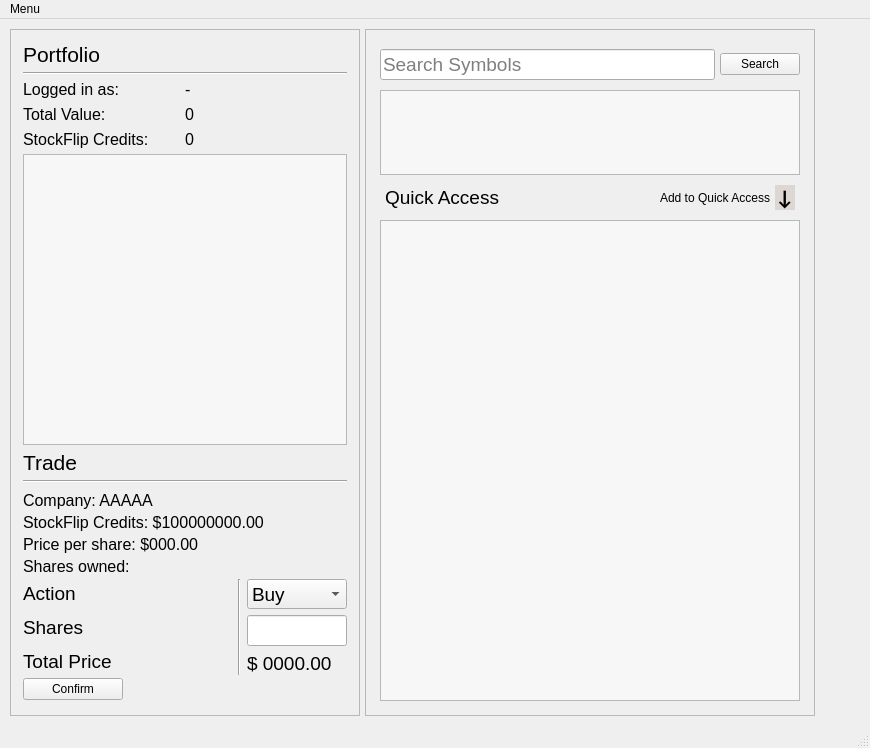
This is UI/main.ui in welshbrad/StockFlip as Qt 5 draws it before an edit. The edited form follows.
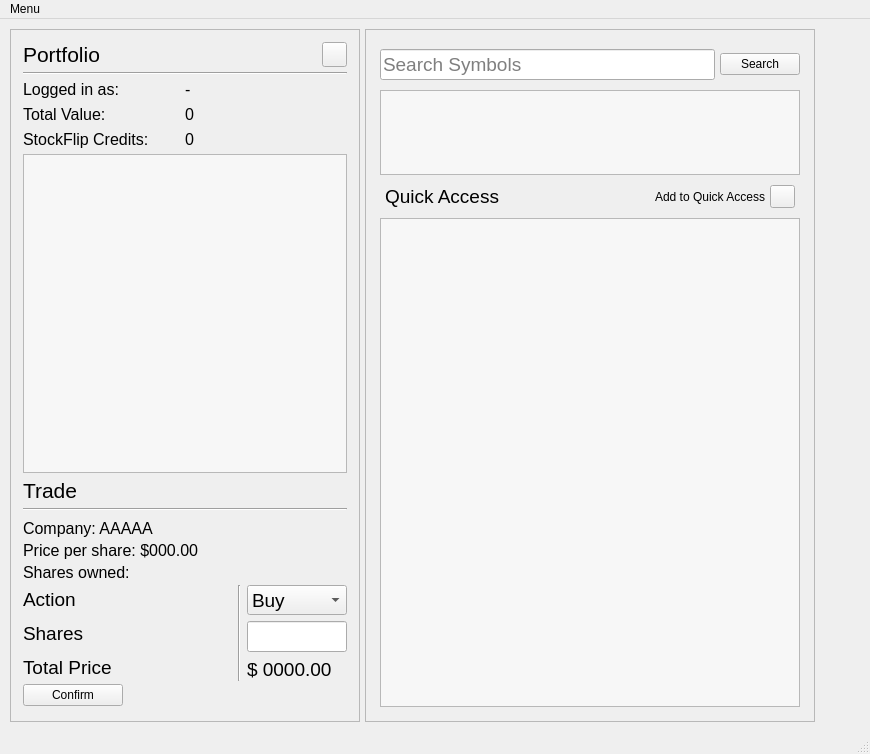
This is the edited form. Icons and pictures are not drawn.

Commit message: Added button icons, changed refresh system, disabled auto refresh_ui

What changed in the file:
```diff
--- a/UI/main.ui
+++ b/UI/main.ui
@@ -7,7 +7,7 @@
     <x>0</x>
     <y>0</y>
     <width>870</width>
-    <height>748</height>
+    <height>754</height>
    </rect>
   </property>
   <property name="sizePolicy">
@@ -85,334 +85,18 @@
     <property name="spacing">
      <number>5</number>
     </property>
-    <item row="0" column="1" rowspan="2">
-     <widget class="QFrame" name="frame">
-      <property name="sizePolicy">
-       <sizepolicy hsizetype="Expanding" vsizetype="Expanding">
-        <horstretch>0</horstretch>
-        <verstretch>0</verstretch>
-       </sizepolicy>
+    <item row="0" column="3">
+     <spacer name="horizontalSpacer">
+      <property name="orientation">
+       <enum>Qt::Horizontal</enum>
       </property>
-      <property name="minimumSize">
+      <property name="sizeHint" stdset="0">
        <size>
-        <width>450</width>
-        <height>0</height>
+        <width>40</width>
+        <height>20</height>
        </size>
       </property>
-      <property name="maximumSize">
-       <size>
-        <width>50</width>
-        <height>16777215</height>
-       </size>
-      </property>
-      <property name="frameShape">
-       <enum>QFrame::StyledPanel</enum>
-      </property>
-      <property name="frameShadow">
-       <enum>QFrame::Raised</enum>
-      </property>
-      <layout class="QVBoxLayout" name="verticalLayout">
-       <item>
-        <layout class="QVBoxLayout" name="verticalLayout_8">
-         <property name="spacing">
-          <number>5</number>
-         </property>
-         <property name="sizeConstraint">
-          <enum>QLayout::SetDefaultConstraint</enum>
-         </property>
-         <property name="leftMargin">
-          <number>5</number>
-         </property>
-         <property name="topMargin">
-          <number>5</number>
-         </property>
-         <property name="rightMargin">
-          <number>5</number>
-         </property>
-         <property name="bottomMargin">
-          <number>5</number>
-         </property>
-         <item>
-          <layout class="QGridLayout" name="gridLayout_9">
-           <property name="leftMargin">
-            <number>0</number>
-           </property>
-           <property name="topMargin">
-            <number>5</number>
-           </property>
-           <property name="rightMargin">
-            <number>0</number>
-           </property>
-           <property name="bottomMargin">
-            <number>5</number>
-           </property>
-           <property name="spacing">
-            <number>5</number>
-           </property>
-           <item row="0" column="0">
-            <widget class="QLineEdit" name="searchBar">
-             <property name="maximumSize">
-              <size>
-               <width>16777215</width>
-               <height>16777215</height>
-              </size>
-             </property>
-             <property name="font">
-              <font>
-               <pointsize>14</pointsize>
-              </font>
-             </property>
-             <property name="placeholderText">
-              <string>Search Symbols</string>
-             </property>
-            </widget>
-           </item>
-           <item row="0" column="1">
-            <widget class="QPushButton" name="searchButton">
-             <property name="maximumSize">
-              <size>
-               <width>16777215</width>
-               <height>16777215</height>
-              </size>
-             </property>
-             <property name="text">
-              <string>Search</string>
-             </property>
-            </widget>
-           </item>
-          </layout>
-         </item>
-         <item>
-          <widget class="QListWidget" name="searchList">
-           <property name="sizePolicy">
-            <sizepolicy hsizetype="Preferred" vsizetype="Maximum">
-             <horstretch>0</horstretch>
-             <verstretch>0</verstretch>
-            </sizepolicy>
-           </property>
-           <property name="minimumSize">
-            <size>
-             <width>0</width>
-             <height>85</height>
-            </size>
-           </property>
-           <property name="maximumSize">
-            <size>
-             <width>16777215</width>
-             <height>85</height>
-            </size>
-           </property>
-           <property name="palette">
-            <palette>
-             <active>
-              <colorrole role="Base">
-               <brush brushstyle="SolidPattern">
-                <color alpha="255">
-                 <red>247</red>
-                 <green>247</green>
-                 <blue>247</blue>
-                </color>
-               </brush>
-              </colorrole>
-             </active>
-             <inactive>
-              <colorrole role="Base">
-               <brush brushstyle="SolidPattern">
-                <color alpha="255">
-                 <red>247</red>
-                 <green>247</green>
-                 <blue>247</blue>
-                </color>
-               </brush>
-              </colorrole>
-             </inactive>
-             <disabled>
-              <colorrole role="Base">
-               <brush brushstyle="SolidPattern">
-                <color alpha="255">
-                 <red>240</red>
-                 <green>240</green>
-                 <blue>240</blue>
-                </color>
-               </brush>
-              </colorrole>
-             </disabled>
-            </palette>
-           </property>
-          </widget>
-         </item>
-         <item>
-          <layout class="QHBoxLayout" name="horizontalLayout_2">
-           <property name="spacing">
-            <number>5</number>
-           </property>
-           <property name="leftMargin">
-            <number>5</number>
-           </property>
-           <property name="topMargin">
-            <number>5</number>
-           </property>
-           <property name="rightMargin">
-            <number>5</number>
-           </property>
-           <property name="bottomMargin">
-            <number>5</number>
-           </property>
-           <item>
-            <widget class="QLabel" name="label">
-             <property name="font">
-              <font>
-               <pointsize>14</pointsize>
-              </font>
-             </property>
-             <property name="text">
-              <string>Quick Access</string>
-             </property>
-            </widget>
-           </item>
-           <item>
-            <widget class="QLabel" name="label_5">
-             <property name="text">
-              <string>Add to Quick Access</string>
-             </property>
-             <property name="alignment">
-              <set>Qt::AlignRight|Qt::AlignTrailing|Qt::AlignVCenter</set>
-             </property>
-            </widget>
-           </item>
-           <item>
-            <widget class="QLabel" name="sendToQuickAccessButton">
-             <property name="maximumSize">
-              <size>
-               <width>20</width>
-               <height>25</height>
-              </size>
-             </property>
-             <property name="font">
-              <font>
-               <family>Calibri</family>
-               <pointsize>16</pointsize>
-               <weight>75</weight>
-               <bold>true</bold>
-              </font>
-             </property>
-             <property name="cursor">
-              <cursorShape>PointingHandCursor</cursorShape>
-             </property>
-             <property name="styleSheet">
-              <string notr="true">background-color: rgb(221, 214, 210);
-alternate-background-color: rgb(201, 223, 225);
-selection-background-color: rgb(204, 216, 217);</string>
-             </property>
-             <property name="text">
-              <string>&lt;p&gt; &amp;darr; &lt;/p&gt;</string>
-             </property>
-             <property name="alignment">
-              <set>Qt::AlignCenter</set>
-             </property>
-            </widget>
-           </item>
-          </layout>
-         </item>
-         <item>
-          <widget class="QListWidget" name="quickAccessList">
-           <property name="sizePolicy">
-            <sizepolicy hsizetype="Expanding" vsizetype="Expanding">
-             <horstretch>0</horstretch>
-             <verstretch>0</verstretch>
-            </sizepolicy>
-           </property>
-           <property name="minimumSize">
-            <size>
-             <width>0</width>
-             <height>400</height>
-            </size>
-           </property>
-           <property name="maximumSize">
-            <size>
-             <width>16777215</width>
-             <height>16777215</height>
-            </size>
-           </property>
-           <property name="palette">
-            <palette>
-             <active>
-              <colorrole role="Base">
-               <brush brushstyle="SolidPattern">
-                <color alpha="255">
-                 <red>247</red>
-                 <green>247</green>
-                 <blue>247</blue>
-                </color>
-               </brush>
-              </colorrole>
-             </active>
-             <inactive>
-              <colorrole role="Base">
-               <brush brushstyle="SolidPattern">
-                <color alpha="255">
-                 <red>247</red>
-                 <green>247</green>
-                 <blue>247</blue>
-                </color>
-               </brush>
-              </colorrole>
-             </inactive>
-             <disabled>
-              <colorrole role="Base">
-               <brush brushstyle="SolidPattern">
-                <color alpha="255">
-                 <red>240</red>
-                 <green>240</green>
-                 <blue>240</blue>
-                </color>
-               </brush>
-              </colorrole>
-             </disabled>
-            </palette>
-           </property>
-           <property name="sizeAdjustPolicy">
-            <enum>QAbstractScrollArea::AdjustToContents</enum>
-           </property>
-           <property name="autoScroll">
-            <bool>true</bool>
-           </property>
-           <property name="editTriggers">
-            <set>QAbstractItemView::DoubleClicked|QAbstractItemView::EditKeyPressed</set>
-           </property>
-           <property name="showDropIndicator" stdset="0">
-            <bool>true</bool>
-           </property>
-           <property name="dragEnabled">
-            <bool>false</bool>
-           </property>
-           <property name="dragDropOverwriteMode">
-            <bool>false</bool>
-           </property>
-           <property name="dragDropMode">
-            <enum>QAbstractItemView::NoDragDrop</enum>
-           </property>
-           <property name="defaultDropAction">
-            <enum>Qt::CopyAction</enum>
-           </property>
-           <property name="alternatingRowColors">
-            <bool>true</bool>
-           </property>
-           <property name="verticalScrollMode">
-            <enum>QAbstractItemView::ScrollPerPixel</enum>
-           </property>
-           <property name="movement">
-            <enum>QListView::Static</enum>
-           </property>
-           <property name="resizeMode">
-            <enum>QListView::Adjust</enum>
-           </property>
-          </widget>
-         </item>
-        </layout>
-       </item>
-      </layout>
-     </widget>
+     </spacer>
     </item>
     <item row="0" column="0" rowspan="2">
      <widget class="QFrame" name="frame_2">
@@ -459,18 +143,39 @@
           <number>3</number>
          </property>
          <item>
-          <widget class="QLabel" name="label_2">
-           <property name="font">
-            <font>
-             <pointsize>16</pointsize>
-             <weight>50</weight>
-             <bold>false</bold>
-            </font>
-           </property>
-           <property name="text">
-            <string>Portfolio</string>
-           </property>
-          </widget>
+          <layout class="QHBoxLayout" name="horizontalLayout_5">
+           <item>
+            <widget class="QLabel" name="label_9">
+             <property name="font">
+              <font>
+               <pointsize>16</pointsize>
+               <weight>50</weight>
+               <bold>false</bold>
+              </font>
+             </property>
+             <property name="text">
+              <string>Portfolio</string>
+             </property>
+            </widget>
+           </item>
+           <item>
+            <widget class="QPushButton" name="refreshButton">
+             <property name="maximumSize">
+              <size>
+               <width>25</width>
+               <height>25</height>
+              </size>
+             </property>
+             <property name="text">
+              <string/>
+             </property>
+             <property name="icon">
+              <iconset>
+               <normaloff>../res/refresh.png</normaloff>../res/refresh.png</iconset>
+             </property>
+            </widget>
+           </item>
+          </layout>
          </item>
          <item>
           <widget class="Line" name="line_3">
@@ -695,18 +400,6 @@
              </property>
             </widget>
            </item>
-           <item>
-            <widget class="QLabel" name="creditsLabel">
-             <property name="font">
-              <font>
-               <pointsize>12</pointsize>
-              </font>
-             </property>
-             <property name="text">
-              <string>StockFlip Credits: $100000000.00</string>
-             </property>
-            </widget>
-           </item>
            <item>
             <widget class="QLabel" name="priceLabel">
              <property name="font">
@@ -885,18 +578,319 @@
       </layout>
      </widget>
     </item>
-    <item row="0" column="2">
-     <spacer name="horizontalSpacer">
-      <property name="orientation">
-       <enum>Qt::Horizontal</enum>
+    <item row="0" column="2" rowspan="2">
+     <widget class="QFrame" name="frame">
+      <property name="sizePolicy">
+       <sizepolicy hsizetype="Expanding" vsizetype="Expanding">
+        <horstretch>0</horstretch>
+        <verstretch>0</verstretch>
+       </sizepolicy>
       </property>
-      <property name="sizeHint" stdset="0">
+      <property name="minimumSize">
        <size>
-        <width>40</width>
-        <height>20</height>
+        <width>450</width>
+        <height>0</height>
        </size>
       </property>
-     </spacer>
+      <property name="maximumSize">
+       <size>
+        <width>50</width>
+        <height>16777215</height>
+       </size>
+      </property>
+      <property name="frameShape">
+       <enum>QFrame::StyledPanel</enum>
+      </property>
+      <property name="frameShadow">
+       <enum>QFrame::Raised</enum>
+      </property>
+      <layout class="QVBoxLayout" name="verticalLayout">
+       <item>
+        <layout class="QVBoxLayout" name="verticalLayout_8">
+         <property name="spacing">
+          <number>5</number>
+         </property>
+         <property name="sizeConstraint">
+          <enum>QLayout::SetDefaultConstraint</enum>
+         </property>
+         <property name="leftMargin">
+          <number>5</number>
+         </property>
+         <property name="topMargin">
+          <number>5</number>
+         </property>
+         <property name="rightMargin">
+          <number>5</number>
+         </property>
+         <property name="bottomMargin">
+          <number>5</number>
+         </property>
+         <item>
+          <layout class="QGridLayout" name="gridLayout_9">
+           <property name="leftMargin">
+            <number>0</number>
+           </property>
+           <property name="topMargin">
+            <number>5</number>
+           </property>
+           <property name="rightMargin">
+            <number>0</number>
+           </property>
+           <property name="bottomMargin">
+            <number>5</number>
+           </property>
+           <property name="spacing">
+            <number>5</number>
+           </property>
+           <item row="0" column="0">
+            <widget class="QLineEdit" name="searchBar">
+             <property name="maximumSize">
+              <size>
+               <width>16777215</width>
+               <height>16777215</height>
+              </size>
+             </property>
+             <property name="font">
+              <font>
+               <pointsize>14</pointsize>
+              </font>
+             </property>
+             <property name="placeholderText">
+              <string>Search Symbols</string>
+             </property>
+            </widget>
+           </item>
+           <item row="0" column="1">
+            <widget class="QPushButton" name="searchButton">
+             <property name="maximumSize">
+              <size>
+               <width>16777215</width>
+               <height>16777215</height>
+              </size>
+             </property>
+             <property name="text">
+              <string>Search</string>
+             </property>
+            </widget>
+           </item>
+          </layout>
+         </item>
+         <item>
+          <widget class="QListWidget" name="searchList">
+           <property name="sizePolicy">
+            <sizepolicy hsizetype="Preferred" vsizetype="Maximum">
+             <horstretch>0</horstretch>
+             <verstretch>0</verstretch>
+            </sizepolicy>
+           </property>
+           <property name="minimumSize">
+            <size>
+             <width>0</width>
+             <height>85</height>
+            </size>
+           </property>
+           <property name="maximumSize">
+            <size>
+             <width>16777215</width>
+             <height>85</height>
+            </size>
+           </property>
+           <property name="palette">
+            <palette>
+             <active>
+              <colorrole role="Base">
+               <brush brushstyle="SolidPattern">
+                <color alpha="255">
+                 <red>247</red>
+                 <green>247</green>
+                 <blue>247</blue>
+                </color>
+               </brush>
+              </colorrole>
+             </active>
+             <inactive>
+              <colorrole role="Base">
+               <brush brushstyle="SolidPattern">
+                <color alpha="255">
+                 <red>247</red>
+                 <green>247</green>
+                 <blue>247</blue>
+                </color>
+               </brush>
+              </colorrole>
+             </inactive>
+             <disabled>
+              <colorrole role="Base">
+               <brush brushstyle="SolidPattern">
+                <color alpha="255">
+                 <red>240</red>
+                 <green>240</green>
+                 <blue>240</blue>
+                </color>
+               </brush>
+              </colorrole>
+             </disabled>
+            </palette>
+           </property>
+          </widget>
+         </item>
+         <item>
+          <layout class="QHBoxLayout" name="horizontalLayout_2">
+           <property name="spacing">
+            <number>5</number>
+           </property>
+           <property name="leftMargin">
+            <number>5</number>
+           </property>
+           <property name="topMargin">
+            <number>5</number>
+           </property>
+           <property name="rightMargin">
+            <number>5</number>
+           </property>
+           <property name="bottomMargin">
+            <number>5</number>
+           </property>
+           <item>
+            <widget class="QLabel" name="label">
+             <property name="font">
+              <font>
+               <pointsize>14</pointsize>
+              </font>
+             </property>
+             <property name="text">
+              <string>Quick Access</string>
+             </property>
+            </widget>
+           </item>
+           <item>
+            <widget class="QLabel" name="label_5">
+             <property name="text">
+              <string>Add to Quick Access</string>
+             </property>
+             <property name="alignment">
+              <set>Qt::AlignRight|Qt::AlignTrailing|Qt::AlignVCenter</set>
+             </property>
+            </widget>
+           </item>
+           <item>
+            <widget class="QPushButton" name="sendToQuickAccessButton">
+             <property name="maximumSize">
+              <size>
+               <width>25</width>
+               <height>25</height>
+              </size>
+             </property>
+             <property name="text">
+              <string/>
+             </property>
+             <property name="icon">
+              <iconset>
+               <normaloff>../res/arrow.png</normaloff>../res/arrow.png</iconset>
+             </property>
+            </widget>
+           </item>
+          </layout>
+         </item>
+         <item>
+          <widget class="QListWidget" name="quickAccessList">
+           <property name="sizePolicy">
+            <sizepolicy hsizetype="Expanding" vsizetype="Expanding">
+             <horstretch>0</horstretch>
+             <verstretch>0</verstretch>
+            </sizepolicy>
+           </property>
+           <property name="minimumSize">
+            <size>
+             <width>0</width>
+             <height>400</height>
+            </size>
+           </property>
+           <property name="maximumSize">
+            <size>
+             <width>16777215</width>
+             <height>16777215</height>
+            </size>
+           </property>
+           <property name="palette">
+            <palette>
+             <active>
+              <colorrole role="Base">
+               <brush brushstyle="SolidPattern">
+                <color alpha="255">
+                 <red>247</red>
+                 <green>247</green>
+                 <blue>247</blue>
+                </color>
+               </brush>
+              </colorrole>
+             </active>
+             <inactive>
+              <colorrole role="Base">
+               <brush brushstyle="SolidPattern">
+                <color alpha="255">
+                 <red>247</red>
+                 <green>247</green>
+                 <blue>247</blue>
+                </color>
+               </brush>
+              </colorrole>
+             </inactive>
+             <disabled>
+              <colorrole role="Base">
+               <brush brushstyle="SolidPattern">
+                <color alpha="255">
+                 <red>240</red>
+                 <green>240</green>
+                 <blue>240</blue>
+                </color>
+               </brush>
+              </colorrole>
+             </disabled>
+            </palette>
+           </property>
+           <property name="sizeAdjustPolicy">
+            <enum>QAbstractScrollArea::AdjustToContents</enum>
+           </property>
+           <property name="autoScroll">
+            <bool>true</bool>
+           </property>
+           <property name="editTriggers">
+            <set>QAbstractItemView::DoubleClicked|QAbstractItemView::EditKeyPressed</set>
+           </property>
+           <property name="showDropIndicator" stdset="0">
+            <bool>true</bool>
+           </property>
+           <property name="dragEnabled">
+            <bool>false</bool>
+           </property>
+           <property name="dragDropOverwriteMode">
+            <bool>false</bool>
+           </property>
+           <property name="dragDropMode">
+            <enum>QAbstractItemView::NoDragDrop</enum>
+           </property>
+           <property name="defaultDropAction">
+            <enum>Qt::CopyAction</enum>
+           </property>
+           <property name="alternatingRowColors">
+            <bool>true</bool>
+           </property>
+           <property name="verticalScrollMode">
+            <enum>QAbstractItemView::ScrollPerPixel</enum>
+           </property>
+           <property name="movement">
+            <enum>QListView::Static</enum>
+           </property>
+           <property name="resizeMode">
+            <enum>QListView::Adjust</enum>
+           </property>
+          </widget>
+         </item>
+        </layout>
+       </item>
+      </layout>
+     </widget>
     </item>
    </layout>
   </widget>
```
The commit also changes 7 other files.
